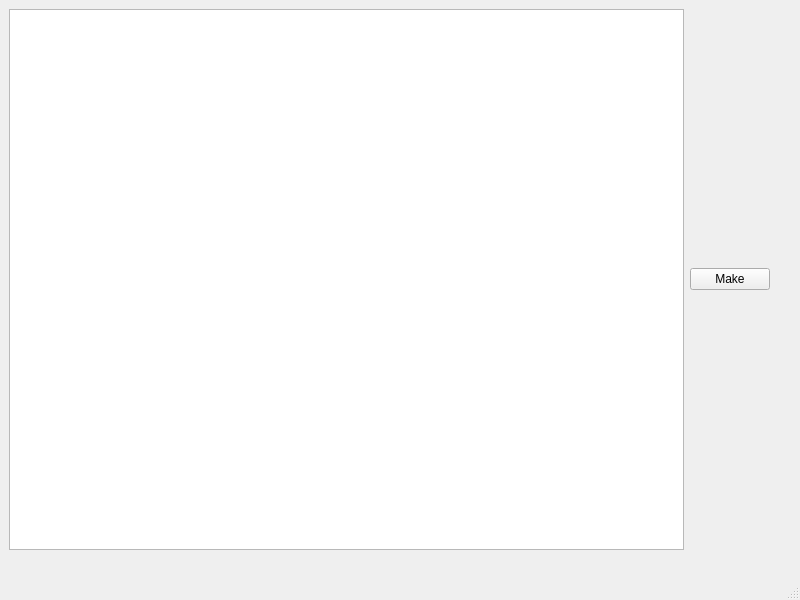
Above: project/src/mainwindow.ui from jingxiang-li/Program-Development before the change. Below: the same form after it.
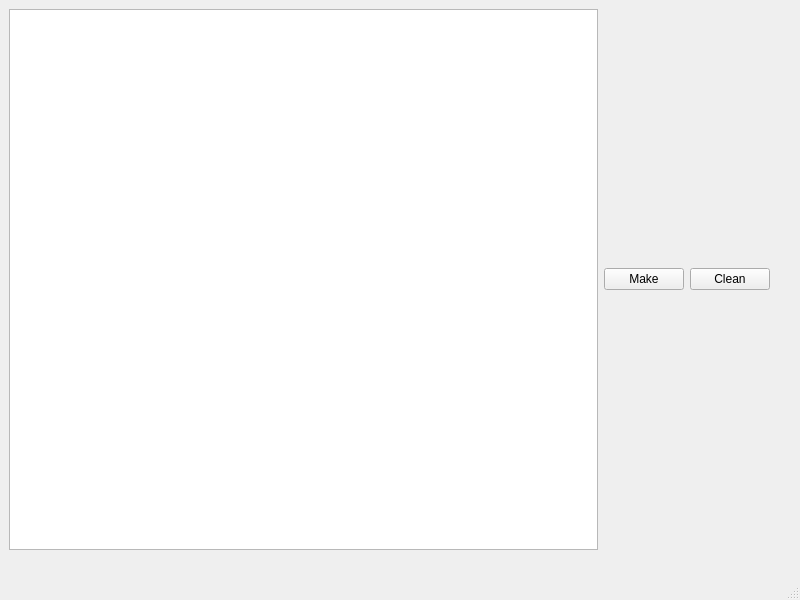
That is the form after the change.

Commit message: completes clean button

The edit to the form file:
```diff
--- a/project/src/mainwindow.ui
+++ b/project/src/mainwindow.ui
@@ -34,6 +34,13 @@
        </property>
       </widget>
      </item>
+     <item>
+      <widget class="QPushButton" name="cleanButton">
+       <property name="text">
+        <string>Clean</string>
+       </property>
+      </widget>
+     </item>
     </layout>
    </widget>
   </widget>
```
The commit also changes 3 other files.
